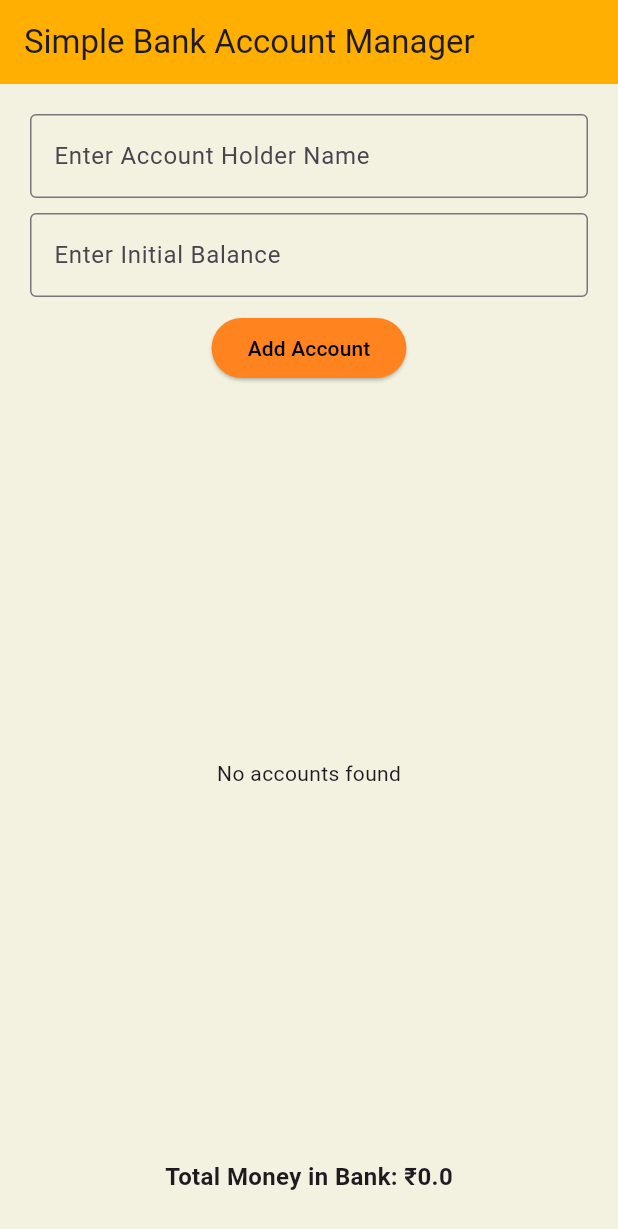
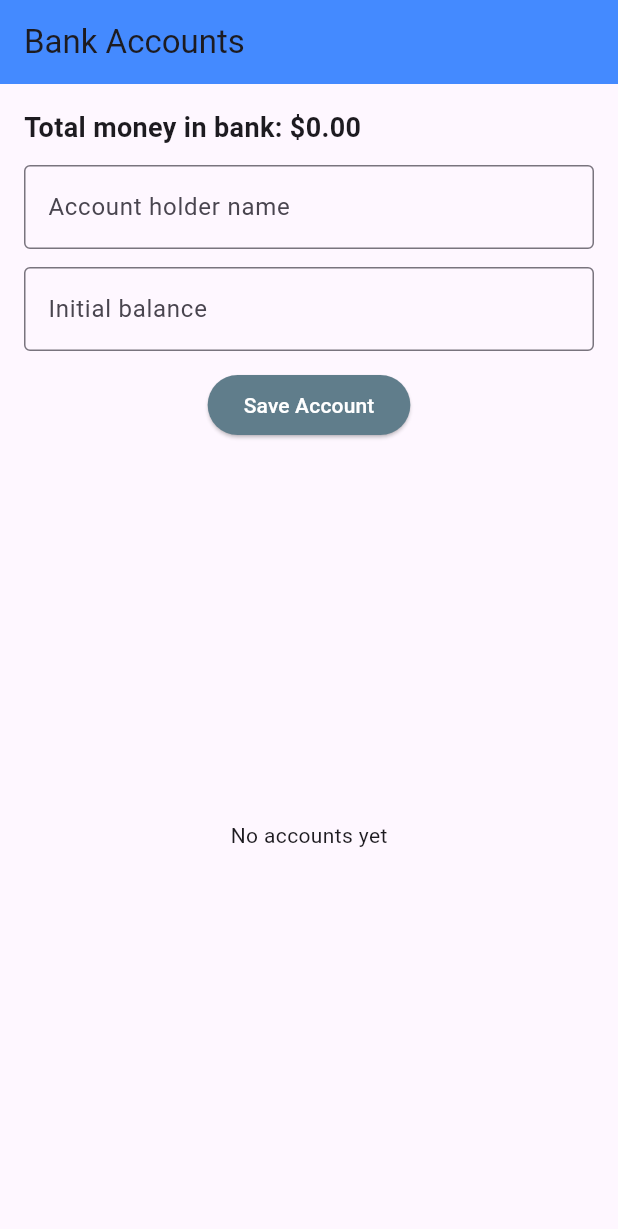
Before and after one commit to Steven-Thomas07/flutter_7, a Flutter app: the screen it shows after launch, on a phone screen of 412 x 824 dp. Shown: the top 1229 px of the screen. Run offline on Flutter 3.47's test engine with Material 3 defaults, Android fonts, the phone set to English and light mode, and no system bars; our stand-ins replace cloud_firestore, firebase_core, shared_preferences, sqflite; accounts and stored records are empty.

Commit message:
Initial commit: Added Flutter exercises

```diff
--- a/flutter_ex_6/ex_6/lib/bank.dart
+++ /dev/null
@@ -1,19 +0,0 @@
-class BankAccount {
-  int? id;
-  String accountHolder;
-  double balance;
-
-  BankAccount({
-    this.id,
-    required this.accountHolder,
-    required this.balance,
-  });
-
-  factory BankAccount.fromRow(Map<String, dynamic> row) {
-    return BankAccount(
-      id: row['id'],
-      accountHolder: row['accountHolder'],
-      balance: row['balance'],
-    );
-  }
-}
--- a/flutter_ex_6/ex_6/lib/databasehelper.dart
+++ /dev/null
@@ -1,55 +0,0 @@
-// Conditional import facade: picks the correct implementation for the platform.
-// On web, `dart.library.html` will select the web implementation which uses
-// window.localStorage. On IO (mobile/desktop), the sqflite implementation is used.
-import 'databasehelper_io.dart'
-    if (dart.library.html) 'databasehelper_web.dart';
-
-// The selected implementation provides `DatabaseHelper` with the same API used
-// by the rest of the app (instance, insertAccount, readAllAccounts, resetAccounts).
-import 'package:sqflite/sqflite.dart';
-import 'package:path/path.dart';
-import 'package:path_provider/path_provider.dart';
-import 'dart:io';
-import 'bank.dart';
-
-class DatabaseHelper {
-  static Database? _database;
-  static DatabaseHelper instance = DatabaseHelper._privateConstructor();
-  DatabaseHelper._privateConstructor();
-
-  Future<Database> get database async {
-    if (_database != null) return _database!;
-    Directory dir = await getApplicationDocumentsDirectory();
-    String path = join(dir.path, "bankaccounts.db");
-
-    _database = await openDatabase(
-      path,
-      version: 1,
-      onCreate: (db, version) async {
-        String sql =
-            "CREATE TABLE accounts(id INTEGER PRIMARY KEY AUTOINCREMENT, accountHolder TEXT, balance REAL)";
-        await db.execute(sql);
-      },
-    );
-    return _database!;
-  }
-
-  Future<int> insertAccount(BankAccount account) async {
-    Database db = await instance.database;
-    return await db.insert('accounts', {
-      'accountHolder': account.accountHolder,
-      'balance': account.balance,
-    });
-  }
-
-  Future<List<BankAccount>> readAllAccounts() async {
-    Database db = await instance.database;
-    final records = await db.query("accounts");
-    return records.map((record) => BankAccount.fromRow(record)).toList();
-  }
-
-  Future<int> resetAccounts() async {
-    final db = await instance.database;
-    return await db.delete("accounts");
-  }
-}
--- a/flutter_ex_6/ex_6/lib/databasehelper_io.dart
+++ /dev/null
@@ -1,47 +0,0 @@
-import 'package:sqflite/sqflite.dart';
-import 'package:path/path.dart';
-import 'package:path_provider/path_provider.dart';
-import 'dart:io';
-import 'bank.dart';
-
-class DatabaseHelper {
-  static Database? _database;
-  static DatabaseHelper instance = DatabaseHelper._privateConstructor();
-  DatabaseHelper._privateConstructor();
-
-  Future<Database> get database async {
-    if (_database != null) return _database!;
-    Directory dir = await getApplicationDocumentsDirectory();
-    String path = join(dir.path, "bankaccounts.db");
-
-    _database = await openDatabase(
-      path,
-      version: 1,
-      onCreate: (db, version) async {
-        String sql =
-            "CREATE TABLE accounts(id INTEGER PRIMARY KEY AUTOINCREMENT, accountHolder TEXT, balance REAL)";
-        await db.execute(sql);
-      },
-    );
-    return _database!;
-  }
-
-  Future<int> insertAccount(BankAccount account) async {
-    Database db = await instance.database;
-    return await db.insert('accounts', {
-      'accountHolder': account.accountHolder,
-      'balance': account.balance,
-    });
-  }
-
-  Future<List<BankAccount>> readAllAccounts() async {
-    Database db = await instance.database;
-    final records = await db.query("accounts");
-    return records.map((record) => BankAccount.fromRow(record)).toList();
-  }
-
-  Future<int> resetAccounts() async {
-    final db = await instance.database;
-    return await db.delete("accounts");
-  }
-}
--- a/flutter_ex_6/ex_6/lib/main.dart
+++ b/flutter_ex_6/ex_6/lib/main.dart
@@ -1,179 +1,139 @@
 import 'package:flutter/material.dart';
-import 'package:ex_6/databasehelper.dart';
-import 'bank.dart';
-
+import 'product.dart';
+import 'data_helper.dart';
 
 void main() {
-  WidgetsFlutterBinding.ensureInitialized();
-  runApp(const MyApp());
+  runApp(MaterialApp(
+    title: "Simple Bank Account Manager",
+    home: BankApp(),
+  ));
 }
 
-class MyApp extends StatefulWidget {
-  const MyApp({super.key});
+class BankApp extends StatefulWidget {
+  const BankApp({super.key});
 
   @override
-  State<MyApp> createState() => _MyAppState();
+  State<BankApp> createState() => _BankAppState();
 }
 
-class _MyAppState extends State<MyApp> {
+class _BankAppState extends State<BankApp> {
   final _formKey = GlobalKey<FormState>();
-  final _accountHolderController = TextEditingController();
+  final _nameController = TextEditingController();
   final _balanceController = TextEditingController();
-  List<BankAccount> _accounts = [];
+  List<Account> _accounts = [];
+  double _total = 0.0;
 
   @override
   void initState() {
     super.initState();
-    _showAllAccounts();
+    _refresh();
   }
 
-  Future<void> _showAllAccounts() async {
+  Future<void> _refresh() async {
     final accounts = await DatabaseHelper.instance.readAllAccounts();
+    final total = await DatabaseHelper.instance.totalBalance();
     setState(() {
       _accounts = accounts;
+      _total = total;
     });
-  }
-
-  double getTotalBankBalance() {
-    return _accounts.fold(
-      0,
-      (sum, account) => sum + account.balance,
-    );
   }
 
   @override
   Widget build(BuildContext context) {
-    return MaterialApp(
-      title: "Simple Bank Account Manager",
-      home: Scaffold(
-        backgroundColor: const Color.fromARGB(255, 243, 242, 225),
+    return Scaffold(
       appBar: AppBar(
-          title: const Text("Simple Bank Account Manager"),
-          backgroundColor: const Color.fromARGB(255, 255, 175, 2),
+        title: Text('Bank Accounts'),
+        backgroundColor: Colors.blueAccent,
       ),
-        body: Container(
-          padding: const EdgeInsets.all(20),
-          child: Form(
+      body: Padding(
+        padding: const EdgeInsets.all(16.0),
+        child: Column(
+          crossAxisAlignment: CrossAxisAlignment.stretch,
+          children: [
+            Text('Total money in bank: \$${_total.toStringAsFixed(2)}',
+                style: TextStyle(fontSize: 18, fontWeight: FontWeight.bold)),
+            SizedBox(height: 12),
+            Form(
               key: _formKey,
               child: Column(
                 children: [
-                // Account Holder Name
                   TextFormField(
-                  controller: _accountHolderController,
-                  keyboardType: TextInputType.text,
-                  decoration: const InputDecoration(
-                    labelText: "Enter Account Holder Name",
+                    controller: _nameController,
+                    decoration: InputDecoration(
+                      labelText: 'Account holder name',
                       border: OutlineInputBorder(),
                     ),
                     validator: (value) {
                       if (value == null || value.isEmpty) {
-                      return "Please enter the account holder name";
+                        return 'Enter account holder name';
                       }
                       return null;
                     },
                   ),
-                const SizedBox(height: 10),
-
-                // Initial Balance
+                  SizedBox(height: 12),
                   TextFormField(
                     controller: _balanceController,
-                  keyboardType: TextInputType.number,
-                  decoration: const InputDecoration(
-                    labelText: "Enter Initial Balance",
+                    keyboardType: TextInputType.numberWithOptions(decimal: true),
+                    decoration: InputDecoration(
+                      labelText: 'Initial balance',
                       border: OutlineInputBorder(),
                     ),
                     validator: (value) {
                       if (value == null || value.isEmpty) {
-                      return "Please enter the initial balance";
+                        return 'Enter initial balance';
                       }
+                      final parsed = double.tryParse(value);
+                      if (parsed == null) return 'Enter a valid number';
                       return null;
                     },
                   ),
-                const SizedBox(height: 10),
-
-                // Add Account Button
-                Builder(
-                  builder: (context) {
-                    return ElevatedButton(
+                  SizedBox(height: 12),
+                  ElevatedButton(
                     style: ElevatedButton.styleFrom(
-                        backgroundColor: const Color.fromARGB(255, 255, 132, 31),
-                        foregroundColor: Colors.black,
+                      backgroundColor: Colors.blueGrey,
+                      foregroundColor: Colors.white,
                     ),
                     onPressed: () async {
                       if (_formKey.currentState!.validate()) {
-                          String accountHolder = _accountHolderController.text;
-                          double balance =
-                              double.parse(_balanceController.text);
-
-                          BankAccount account = BankAccount(
-                            accountHolder: accountHolder,
-                            balance: balance,
-                          );
-
+                        final name = _nameController.text.trim();
+                        final balance = double.parse(_balanceController.text.trim());
+                        final account = Account(accountHolder: name, balance: balance);
+                        final messenger = ScaffoldMessenger.of(context);
                         await DatabaseHelper.instance.insertAccount(account);
-                          await _showAllAccounts();
-
-                          ScaffoldMessenger.of(context).showSnackBar(
-                            const SnackBar(
-                                content: Text("Account Details Saved")),
-                          );
-
-                          _accountHolderController.clear();
+                        messenger.showSnackBar(SnackBar(content: Text('Account saved')));
+                        _nameController.clear();
                         _balanceController.clear();
+                        await _refresh();
                       }
                     },
-                      child: const Text("Add Account"),
-                    );
-                  },
+                    child: Text('Save Account'),
+                  )
+                ],
               ),
-
-                const SizedBox(height: 10),
-
-                // Display all accounts
+            ),
+            SizedBox(height: 12),
             Expanded(
               child: _accounts.isEmpty
-                      ? const Center(child: Text("No accounts found"))
+                  ? Center(child: Text('No accounts yet'))
                   : ListView.builder(
                       itemCount: _accounts.length,
                       itemBuilder: (context, index) {
-                            final account = _accounts[index];
-                            return ListTile(
-                              leading: CircleAvatar(
-                                backgroundColor: account.balance == 0
-                                    ? Colors.red
-                                    : Colors.blue,
-                                child:
-                                    Text(account.accountHolder[0].toUpperCase()),
-                              ),
-                              title: Text(account.accountHolder),
-                              subtitle: Column(
-                                crossAxisAlignment: CrossAxisAlignment.start,
-                                children: [
-                                  Text("Balance: ₹${account.balance}"),
-                                  if (account.balance == 0)
-                                    const Text(
-                                      "Low Balance!",
-                                      style: TextStyle(color: Colors.red),
-                                    ),
-                                ],
+                        final acc = _accounts[index];
+                        return Card(
+                          margin: EdgeInsets.symmetric(vertical: 6),
+                          child: ListTile(
+                            leading: CircleAvatar(child: Text(acc.accountHolder.isNotEmpty ? acc.accountHolder[0].toUpperCase() : '?')),
+                            title: Text(acc.accountHolder),
+                            subtitle: Text('Balance: \$${acc.balance.toStringAsFixed(2)}'),
+                            trailing: acc.balance == 0
+                                ? Text('Low Balance!', style: TextStyle(color: Colors.red, fontWeight: FontWeight.bold))
+                                : null,
                           ),
                         );
                       },
                     ),
-                ),
-
-                // Total Bank Balance
-                Padding(
-                  padding: const EdgeInsets.all(8.0),
-                  child: Text(
-                    "Total Money in Bank: ₹${getTotalBankBalance()}",
-                    style: const TextStyle(
-                        fontWeight: FontWeight.bold, fontSize: 16),
-                  ),
-                ),
+            )
           ],
-            ),
-          ),
         ),
       ),
     );
```
Also changed, not shown: flutter_ex_6/ex_6/lib/data_helper.dart (added, +95 -0 lines), flutter_ex_6/ex_6/lib/databasehelper_web.dart (deleted, +0 -64 lines), flutter_ex_6/ex_6/lib/product.dart (added, +25 -0 lines), flutter_ex_6/ex_6/pubspec.yaml (+5 -3 lines), flutter_ex_6/ex_6/pubspec.lock, 2 other files. Lines whose indentation alone changed are shown as unchanged.
